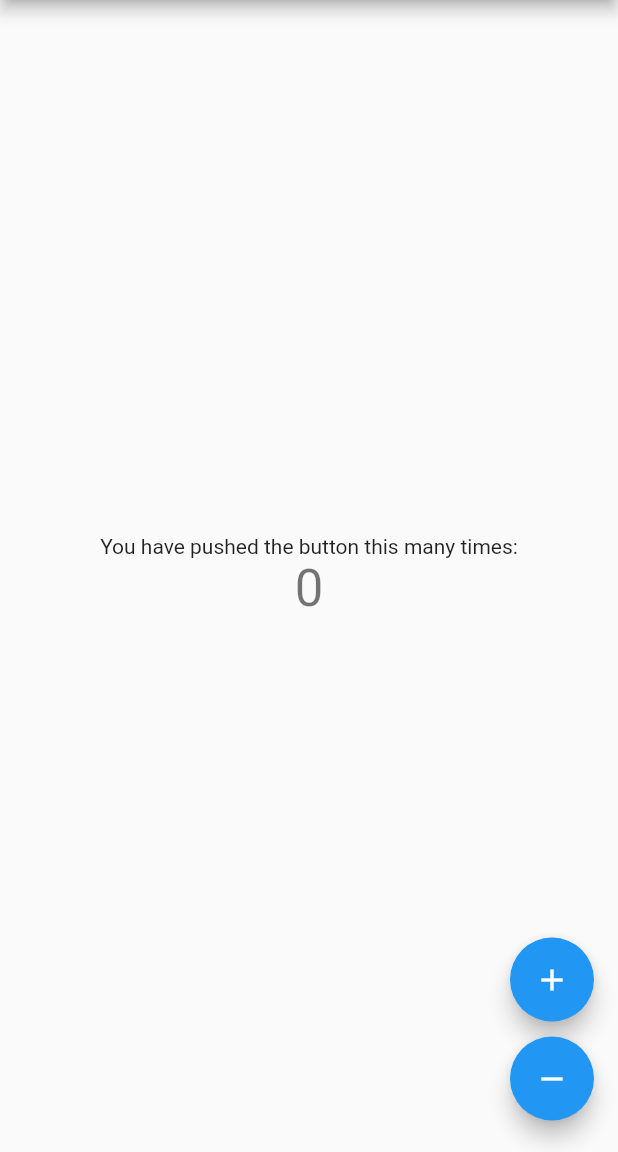
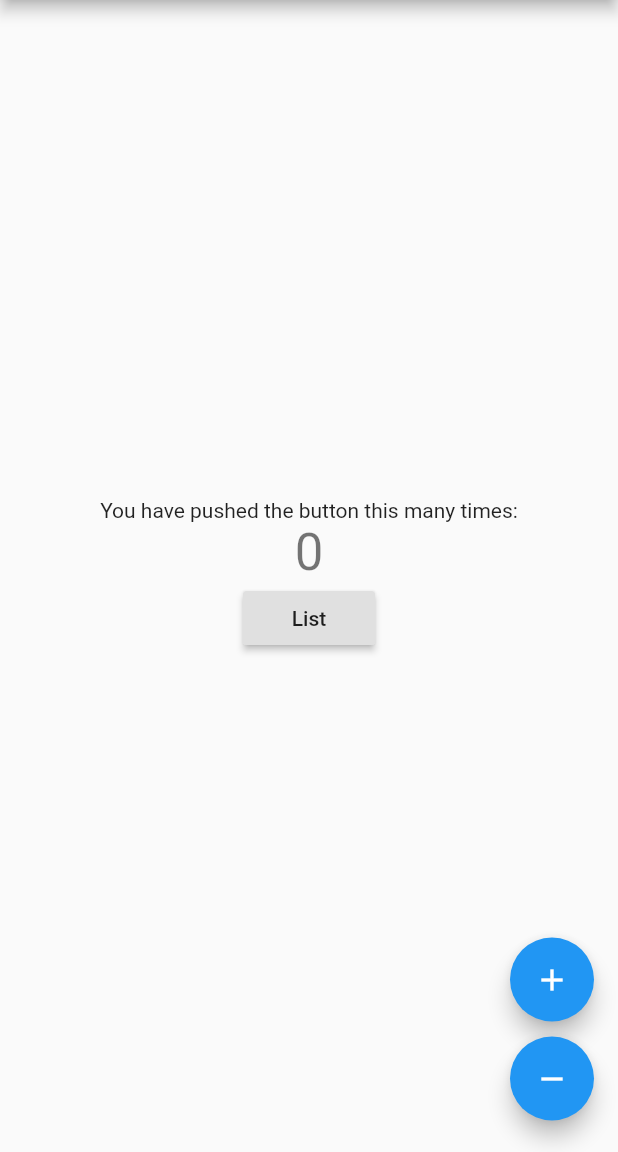
Before and after one commit to tomo-Gomibako/flutter-bloc-test, a Flutter app: the screen it shows after launch, on a phone screen of 412 x 824 dp, the part 84-1236 px from its top. Run offline on Flutter 3.47's test engine with Material 2 defaults, Android fonts, the phone set to English and light mode, and no system bars; our stand-ins replace flutter_bloc.

Commit message:
listできた

```diff
--- /dev/null
+++ b/lib/blocs/add_list.dart
@@ -0,0 +1,12 @@
+import 'dart:math';
+import 'package:flutter_bloc/flutter_bloc.dart';
+
+class AddListBloc extends Cubit<List> {
+  AddListBloc() : super(List<int>());
+
+  void push() {
+    Random rng = Random();
+    int n = rng.nextInt(100);
+    emit([...state, n]);
+  }
+}
--- a/lib/main.dart
+++ b/lib/main.dart
@@ -1,7 +1,9 @@
 import 'package:flutter/material.dart';
 import 'package:flutter_bloc/flutter_bloc.dart';
 import 'package:flutter_rx/widgets/home.dart';
+import 'package:flutter_rx/widgets/list.dart';
 import 'package:flutter_rx/blocs/counter.dart';
+import 'package:flutter_rx/blocs/add_list.dart';
 
 void main() {
   runApp(MyApp());
@@ -20,6 +22,16 @@ class MyApp extends StatelessWidget {
         create: (_) => CounterBloc(),
         child: Home(title: 'Flutter Demo Home Page'),
       ),
+      routes: <String, WidgetBuilder>{
+        "/home": (_) => BlocProvider(
+              create: (_) => CounterBloc(),
+              child: Home(title: 'Flutter Demo Home Page'),
+            ),
+        "/list": (_) => BlocProvider(
+              create: (_) => AddListBloc(),
+              child: ListPage(title: 'List Test'),
+            ),
+      },
     );
   }
 }
--- a/lib/widgets/home.dart
+++ b/lib/widgets/home.dart
@@ -27,6 +27,9 @@ class Home extends StatelessWidget {
                 );
               },
             ),
+            RaisedButton(
+                onPressed: () => Navigator.of(context).pushNamed("/list"),
+                child: new Text('List')),
           ],
         ),
       ),
@@ -37,6 +40,7 @@ class Home extends StatelessWidget {
           Padding(
             padding: const EdgeInsets.symmetric(vertical: 5.0),
             child: FloatingActionButton(
+              heroTag: 'Increment',
               tooltip: 'Increment',
               child: const Icon(Icons.add),
               onPressed: () =>
@@ -46,6 +50,7 @@ class Home extends StatelessWidget {
           Padding(
             padding: const EdgeInsets.symmetric(vertical: 5.0),
             child: FloatingActionButton(
+              heroTag: 'Decrement',
               tooltip: 'Decrement',
               child: const Icon(Icons.remove),
               onPressed: () =>
--- /dev/null
+++ b/lib/widgets/list.dart
@@ -0,0 +1,44 @@
+import 'package:flutter/material.dart';
+import 'package:flutter_bloc/flutter_bloc.dart';
+import 'package:flutter_rx/blocs/add_list.dart';
+
+class ListPage extends StatelessWidget {
+  ListPage({Key key, this.title}) : super(key: key);
+  final String title;
+
+  @override
+  Widget build(BuildContext context) {
+    return Scaffold(
+      appBar: AppBar(
+        title: Text(title),
+      ),
+      body: BlocBuilder<AddListBloc, List>(
+        builder: (_, list) {
+          final tiles = list.map((n) => ListTile(title: Text(n.toString())));
+          final divided =
+              ListTile.divideTiles(context: context, tiles: tiles).toList();
+          if (list == null || list.isEmpty) {
+            return Center(child: Text('List is Empty'));
+          }
+          return ListView(
+            scrollDirection: Axis.vertical,
+            shrinkWrap: true,
+            children: divided,
+          );
+        },
+      ),
+      floatingActionButton: Column(
+        crossAxisAlignment: CrossAxisAlignment.end,
+        mainAxisAlignment: MainAxisAlignment.end,
+        children: <Widget>[
+          FloatingActionButton(
+            heroTag: 'push_list',
+            tooltip: 'push_list',
+            child: const Icon(Icons.add),
+            onPressed: () => context.bloc<AddListBloc>().push(),
+          ),
+        ],
+      ),
+    );
+  }
+}
```
